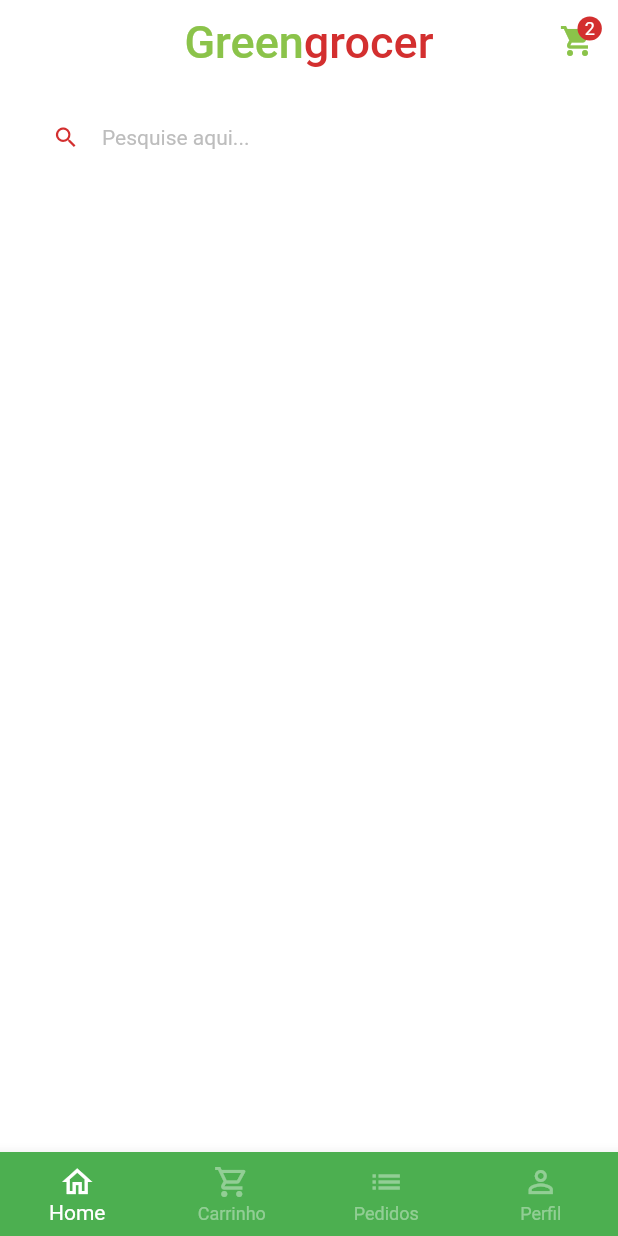
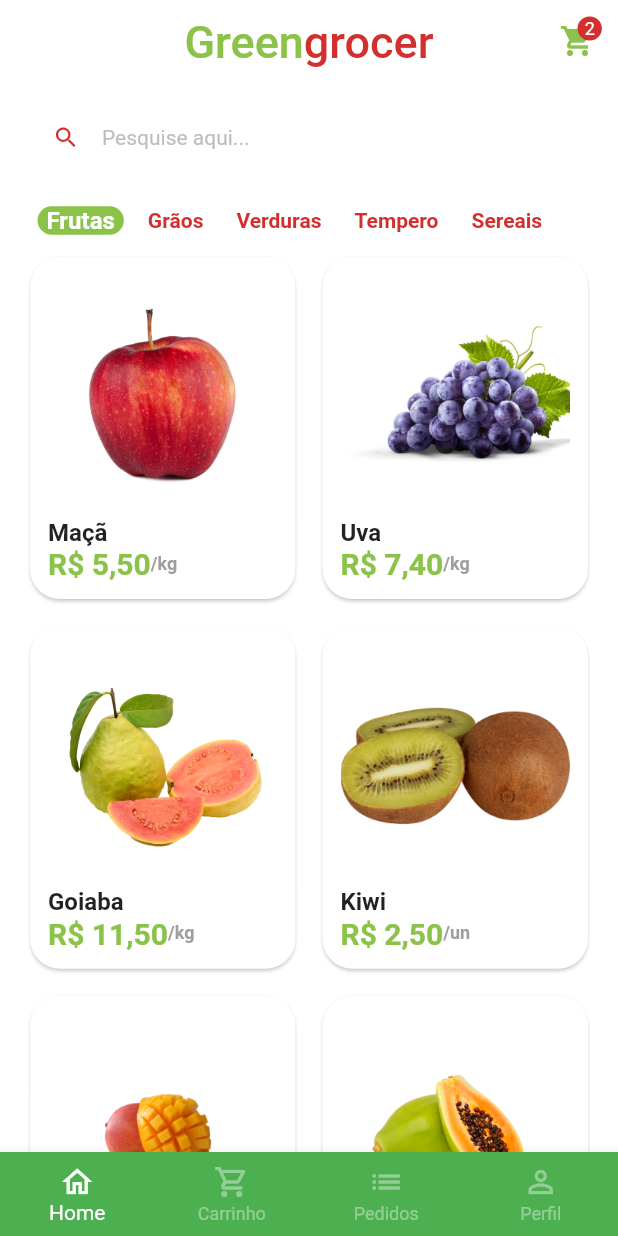
Before and after one commit to KaremSouza12/app_greenGrosser, a Flutter app: the screen it shows after launch, after a tap on "Entrar", on a phone screen of 412 x 824 dp. Run offline on Flutter 3.47's test engine with Material 2 defaults, Android fonts, the phone set to English and light mode, and no system bars; our stand-ins replace animated_text_kit, go_router, mask_text_input_formatter.

Commit message:
add grid in home tab

```diff
--- a/lib/main.dart
+++ b/lib/main.dart
@@ -1,5 +1,4 @@
 import 'package:app_greengrosser/src/app_router.dart';
-import 'package:app_greengrosser/src/auth/signin_screen.dart';
 import 'package:flutter/material.dart';
 
 void main() {
--- a/lib/src/app_router.dart
+++ b/lib/src/app_router.dart
@@ -1,6 +1,6 @@
-import 'package:app_greengrosser/src/auth/sigin_up_screen.dart';
-import 'package:app_greengrosser/src/auth/signin_screen.dart';
-import 'package:app_greengrosser/src/base/base_screen.dart';
+import 'package:app_greengrosser/src/pages/auth/sigin_up_screen.dart';
+import 'package:app_greengrosser/src/pages/auth/signin_screen.dart';
+import 'package:app_greengrosser/src/pages/base/base_screen.dart';
 import 'package:go_router/go_router.dart';
 
 const initialRoute = '/';
--- /dev/null
+++ b/lib/src/config/app_data.dart
@@ -0,0 +1,73 @@
+import 'package:app_greengrosser/src/models/item_models.dart';
+
+ItemModel apple = ItemModel(
+  description:
+      'A melhor maçã da região e que conta com o melhor preço de qualquer quitanda. Este item conta com vitaminas essenciais para o fortalecimento corporal, resultando em uma vida saudável.',
+  imgUrl: 'assets/fruits/apple.png',
+  itemName: 'Maçã',
+  price: 5.5,
+  unit: 'kg',
+);
+
+ItemModel grape = ItemModel(
+  imgUrl: 'assets/fruits/grape.png',
+  itemName: 'Uva',
+  price: 7.4,
+  unit: 'kg',
+  description:
+      'A melhor uva da região e que conta com o melhor preço de qualquer quitanda. Este item conta com vitaminas essenciais para o fortalecimento corporal, resultando em uma vida saudável.',
+);
+
+ItemModel guava = ItemModel(
+  imgUrl: 'assets/fruits/guava.png',
+  itemName: 'Goiaba',
+  price: 11.5,
+  unit: 'kg',
+  description:
+      'A melhor goiaba da região e que conta com o melhor preço de qualquer quitanda. Este item conta com vitaminas essenciais para o fortalecimento corporal, resultando em uma vida saudável.',
+);
+
+ItemModel kiwi = ItemModel(
+  imgUrl: 'assets/fruits/kiwi.png',
+  itemName: 'Kiwi',
+  price: 2.5,
+  unit: 'un',
+  description:
+      'O melhor kiwi da região e que conta com o melhor preço de qualquer quitanda. Este item conta com vitaminas essenciais para o fortalecimento corporal, resultando em uma vida saudável.',
+);
+
+ItemModel mango = ItemModel(
+  imgUrl: 'assets/fruits/mango.png',
+  itemName: 'Manga',
+  price: 2.5,
+  unit: 'un',
+  description:
+      'A melhor manga da região e que conta com o melhor preço de qualquer quitanda. Este item conta com vitaminas essenciais para o fortalecimento corporal, resultando em uma vida saudável.',
+);
+
+ItemModel papaya = ItemModel(
+  imgUrl: 'assets/fruits/papaya.png',
+  itemName: 'Mamão papaya',
+  price: 8,
+  unit: 'kg',
+  description:
+      'O melhor mamão da região e que conta com o melhor preço de qualquer quitanda. Este item conta com vitaminas essenciais para o fortalecimento corporal, resultando em uma vida saudável.',
+);
+
+// Lista de produtos
+List<ItemModel> items = [
+  apple,
+  grape,
+  guava,
+  kiwi,
+  mango,
+  papaya,
+];
+
+final List<String> categoties = [
+  'Frutas',
+  'Grãos',
+  'Verduras',
+  'Tempero',
+  'Sereais'
+];
--- a/lib/src/config/custom_colors.dart
+++ b/lib/src/config/custom_colors.dart
@@ -13,7 +13,7 @@ Map<int, Color> _swatchOpcity = {
   900: const Color.fromARGB(139, 195, 74, 1),
 };
 
-abstract class customColors {
+abstract class CustomColors {
   static Color contratstColors = Colors.red.shade700;
 
   static MaterialColor customSwatchColor = MaterialColor(
--- /dev/null
+++ b/lib/src/models/item_models.dart
@@ -0,0 +1,15 @@
+class ItemModel {
+  String itemName;
+  String imgUrl;
+  String unit;
+  double price;
+  String description;
+
+  ItemModel({
+    required this.description,
+    required this.itemName,
+    required this.imgUrl,
+    required this.unit,
+    required this.price,
+  });
+}
--- a/lib/src/auth/sigin_up_screen.dart
+++ b/lib/src/pages/auth/sigin_up_screen.dart
@@ -1,4 +1,4 @@
-import 'package:app_greengrosser/src/auth/components/custom_text_field.dart';
+import 'package:app_greengrosser/src/pages/auth/components/custom_text_field.dart';
 import 'package:app_greengrosser/src/config/custom_colors.dart';
 import 'package:flutter/material.dart';
 import 'package:go_router/go_router.dart';
@@ -21,7 +21,7 @@ class SigninUpScreen extends StatelessWidget {
   Widget build(BuildContext context) {
     final size = MediaQuery.of(context).size;
     return Scaffold(
-      backgroundColor: customColors.customSwatchColor,
+      backgroundColor: CustomColors.customSwatchColor,
       body: SingleChildScrollView(
         child: SizedBox(
           height: size.height,
--- a/lib/src/auth/signin_screen.dart
+++ b/lib/src/pages/auth/signin_screen.dart
@@ -1,6 +1,6 @@
 import 'package:animated_text_kit/animated_text_kit.dart';
 import 'package:app_greengrosser/src/app_router.dart';
-import 'package:app_greengrosser/src/auth/components/custom_text_field.dart';
+import 'package:app_greengrosser/src/pages/auth/components/custom_text_field.dart';
 import 'package:app_greengrosser/src/config/custom_colors.dart';
 import 'package:flutter/material.dart';
 import 'package:go_router/go_router.dart';
@@ -17,7 +17,7 @@ class _SignInScreenState extends State<SignInScreen> {
   Widget build(BuildContext context) {
     final size = MediaQuery.of(context).size;
     return Scaffold(
-      backgroundColor: customColors.customSwatchColor,
+      backgroundColor: CustomColors.customSwatchColor,
       body: SingleChildScrollView(
         child: SizedBox(
           height: size.height,
@@ -45,7 +45,7 @@ class _SignInScreenState extends State<SignInScreen> {
                           TextSpan(
                             text: 'grocer',
                             style: TextStyle(
-                              color: customColors.contratstColors,
+                              color: CustomColors.contratstColors,
                               fontWeight: FontWeight.bold,
                             ),
                           ),
@@ -124,7 +124,7 @@ class _SignInScreenState extends State<SignInScreen> {
                         child: Text(
                           'Esqueceu  a Senha?',
                           style: TextStyle(
-                            color: customColors.contratstColors,
+                            color: CustomColors.contratstColors,
                           ),
                         ),
                       ),
--- a/lib/src/base/base_screen.dart
+++ b/lib/src/pages/base/base_screen.dart
@@ -1,6 +1,5 @@
 import 'package:flutter/material.dart';
-
-import '../home/home_tab.dart';
+import 'package:app_greengrosser/src/pages/home/home_tab.dart';
 
 class BaseScreen extends StatefulWidget {
   const BaseScreen({super.key});
--- /dev/null
+++ b/lib/src/pages/home/components/category_tile.dart
@@ -0,0 +1,41 @@
+import 'package:app_greengrosser/src/config/custom_colors.dart';
+import 'package:flutter/material.dart';
+
+class CategoryTile extends StatelessWidget {
+  const CategoryTile({
+    super.key,
+    required this.category,
+    required this.isSelected,
+    required this.onPressed,
+  });
+
+  final String category;
+  final bool isSelected;
+  final VoidCallback onPressed;
+
+  @override
+  Widget build(BuildContext context) {
+    return GestureDetector(
+      onTap: onPressed,
+      child: Align(
+        alignment: Alignment.center,
+        child: Container(
+          padding: const EdgeInsets.symmetric(horizontal: 6),
+          decoration: BoxDecoration(
+            borderRadius: BorderRadius.circular(10),
+            color: isSelected
+                ? CustomColors.customSwatchColor
+                : Colors.transparent,
+          ),
+          child: Text(
+            category,
+            style: TextStyle(
+                color: isSelected ? Colors.white : CustomColors.contratstColors,
+                fontWeight: FontWeight.bold,
+                fontSize: isSelected ? 16 : 14),
+          ),
+        ),
+      ),
+    );
+  }
+}
--- /dev/null
+++ b/lib/src/pages/home/components/item_tile.dart
@@ -0,0 +1,62 @@
+import 'package:app_greengrosser/src/config/custom_colors.dart';
+import 'package:app_greengrosser/src/models/item_models.dart';
+import 'package:app_greengrosser/src/services/utils_service.dart';
+import 'package:flutter/material.dart';
+
+class ItemTile extends StatelessWidget {
+  ItemTile({super.key, required this.item});
+
+  final ItemModel item;
+  final UtilsServices utilsServices = UtilsServices();
+
+  @override
+  Widget build(BuildContext context) {
+    return Card(
+      elevation: 1,
+      shadowColor: Colors.grey.shade300,
+      shape: RoundedRectangleBorder(
+        borderRadius: BorderRadius.circular(20),
+      ),
+      child: Padding(
+        padding: const EdgeInsets.all(12),
+        child: Column(
+          crossAxisAlignment: CrossAxisAlignment.stretch,
+          children: [
+            //Image
+            Expanded(
+              child: Image.asset(item.imgUrl),
+            ),
+            Text(
+              item.itemName,
+              style: const TextStyle(
+                fontSize: 16,
+                fontWeight: FontWeight.bold,
+              ),
+            ),
+            //Price
+            Row(
+              children: [
+                Text(
+                  utilsServices.priceToCurrency(item.price),
+                  style: TextStyle(
+                    fontWeight: FontWeight.bold,
+                    fontSize: 20,
+                    color: CustomColors.customSwatchColor,
+                  ),
+                ),
+                Text(
+                  '/${item.unit}',
+                  style: TextStyle(
+                    fontWeight: FontWeight.bold,
+                    fontSize: 12,
+                    color: Colors.grey.shade500,
+                  ),
+                )
+              ],
+            )
+          ],
+        ),
+      ),
+    );
+  }
+}
--- a/lib/src/home/home_tab.dart
+++ b/lib/src/pages/home/home_tab.dart
@@ -1,8 +1,19 @@
 import 'package:app_greengrosser/src/config/custom_colors.dart';
+import 'package:app_greengrosser/src/pages/home/components/item_tile.dart';
 import 'package:flutter/material.dart';
+import 'package:app_greengrosser/src/config/app_data.dart' as appData;
 
-class HomeTab extends StatelessWidget {
+import 'components/category_tile.dart';
+
+class HomeTab extends StatefulWidget {
   const HomeTab({super.key});
+
+  @override
+  State<HomeTab> createState() => _HomeTabState();
+}
+
+class _HomeTabState extends State<HomeTab> {
+  String selectedCategory = 'Frutas';
 
   @override
   Widget build(BuildContext context) {
@@ -19,13 +30,13 @@ class HomeTab extends StatelessWidget {
               TextSpan(
                 text: 'Green',
                 style: TextStyle(
-                  color: customColors.customSwatchColor,
+                  color: CustomColors.customSwatchColor,
                 ),
               ),
               TextSpan(
                 text: 'grocer',
                 style: TextStyle(
-                  color: customColors.contratstColors,
+                  color: CustomColors.contratstColors,
                 ),
               ),
             ],
@@ -40,7 +51,7 @@ class HomeTab extends StatelessWidget {
             child: GestureDetector(
               onTap: () {},
               child: Badge(
-                backgroundColor: customColors.contratstColors,
+                backgroundColor: CustomColors.contratstColors,
                 textColor: Colors.white,
                 label: const Text(
                   '2',
@@ -50,7 +61,7 @@ class HomeTab extends StatelessWidget {
                 ),
                 child: Icon(
                   Icons.shopping_cart,
-                  color: customColors.customSwatchColor,
+                  color: CustomColors.customSwatchColor,
                 ),
               ),
             ),
@@ -71,7 +82,7 @@ class HomeTab extends StatelessWidget {
                 isDense: true,
                 prefixIcon: Icon(
                   Icons.search,
-                  color: customColors.contratstColors,
+                  color: CustomColors.contratstColors,
                 ),
                 hintText: 'Pesquise aqui...',
                 hintStyle: TextStyle(
@@ -87,6 +98,47 @@ class HomeTab extends StatelessWidget {
                 ),
               ),
             ),
+          ),
+          //Categorias
+          Container(
+            padding: const EdgeInsets.only(left: 25),
+            child: SizedBox(
+              height: 40,
+              child: ListView.separated(
+                scrollDirection: Axis.horizontal,
+                itemBuilder: (_, index) {
+                  return CategoryTile(
+                    onPressed: () {
+                      setState(() {
+                        selectedCategory = appData.categoties[index];
+                      });
+                    },
+                    category: appData.categoties[index],
+                    isSelected: appData.categoties[index] == selectedCategory,
+                  );
+                },
+                separatorBuilder: (_, index) => const SizedBox(width: 10),
+                itemCount: appData.categoties.length,
+              ),
+            ),
+          ),
+          Expanded(
+            child: GridView.builder(
+              padding: const EdgeInsets.fromLTRB(16, 0, 16, 16),
+              physics: const BouncingScrollPhysics(),
+              gridDelegate: const SliverGridDelegateWithFixedCrossAxisCount(
+                crossAxisCount: 2,
+                mainAxisSpacing: 10,
+                crossAxisSpacing: 10,
+                childAspectRatio: 9 / 11.5,
+              ),
+              itemCount: appData.items.length,
+              itemBuilder: (_, index) {
+                return ItemTile(
+                  item: appData.items[index],
+                );
+              },
+            ),
           )
         ],
       ),
--- /dev/null
+++ b/lib/src/services/utils_service.dart
@@ -0,0 +1,8 @@
+import 'package:intl/intl.dart';
+
+class UtilsServices {
+  priceToCurrency(double price) {
+    NumberFormat numberFormat = NumberFormat.simpleCurrency(locale: 'pt_BR');
+    return numberFormat.format(price);
+  }
+}
```
Also changed, not shown: pubspec.yaml (+4 -3 lines), assets/fruits/apple.png (added), assets/fruits/grape.png (added), assets/fruits/guava.png (added), assets/fruits/kiwi.png (added), assets/fruits/mango.png (added), assets/fruits/papaya.png (added), lib/src/pages/auth/components/custom_text_field.dart (renamed from lib/src/auth/components/custom_text_field.dart), pubspec.lock.
